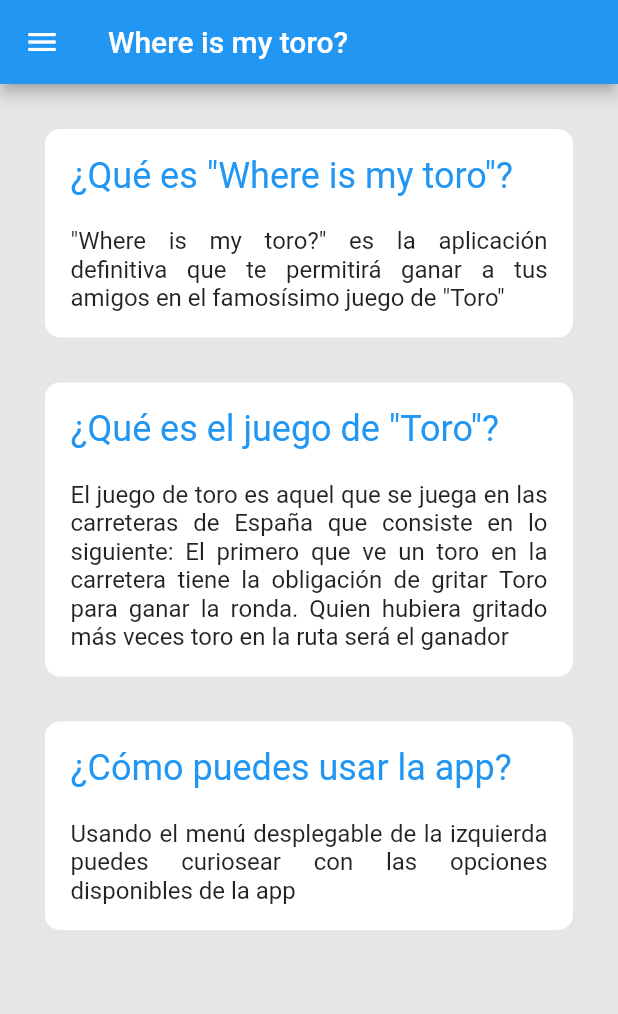
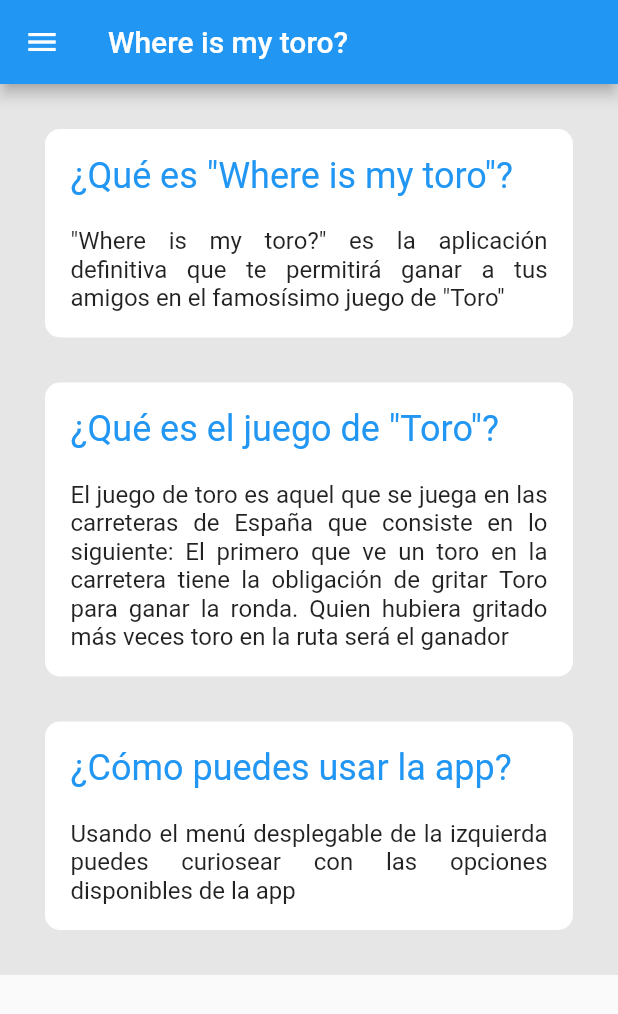
Before and after one commit to juanDeVicente/app_toro, a Flutter app: the screen it shows after launch, on a phone screen of 412 x 824 dp. Shown: the top 1014 px of the screen. Run offline on Flutter 3.47's test engine with Material 2 defaults, Android fonts, the phone set to English and light mode, and no system bars; our stand-ins replace flutter_svg, geolocator, google_maps_flutter.

Commit message:
Fixed background color

```diff
--- a/lib/toro.app.dart
+++ b/lib/toro.app.dart
@@ -13,13 +13,13 @@ class ToroApp extends StatelessWidget {
     return MaterialApp(
       title: 'Where is my toro?',
       theme: ThemeData(
-        primarySwatch: Colors.blue,
-      ),
+          primarySwatch: Colors.blue, backgroundColor: const Color(0xFFe6e6e6)),
       home: Scaffold(
           drawer: const ToroDrawer(),
           appBar: const ToroAppBar(),
           body: Container(
               color: const Color(0xFFe6e6e6),
+              child: SingleChildScrollView(
                 child: Column(
                     crossAxisAlignment: CrossAxisAlignment.stretch,
                     children: [
@@ -44,8 +44,11 @@ class ToroApp extends StatelessWidget {
                           headerText: '¿Cómo puedes usar la app?',
                           bodyText:
                               'Usando el menú desplegable de la izquierda puedes curiosear con las opciones disponibles de la app'),
+                      SizedBox(
+                        height: separation,
+                      ),
                     ]),
-          )),
+              ))),
     );
   }
 }
```
Lines whose indentation alone changed are shown as unchanged.
